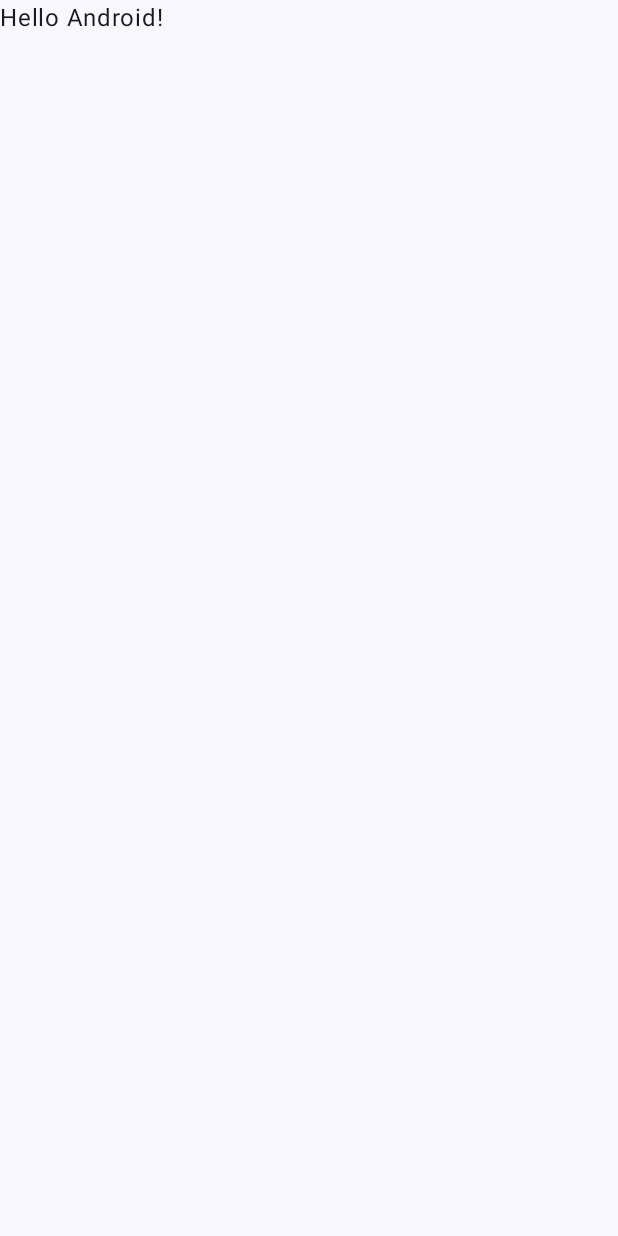
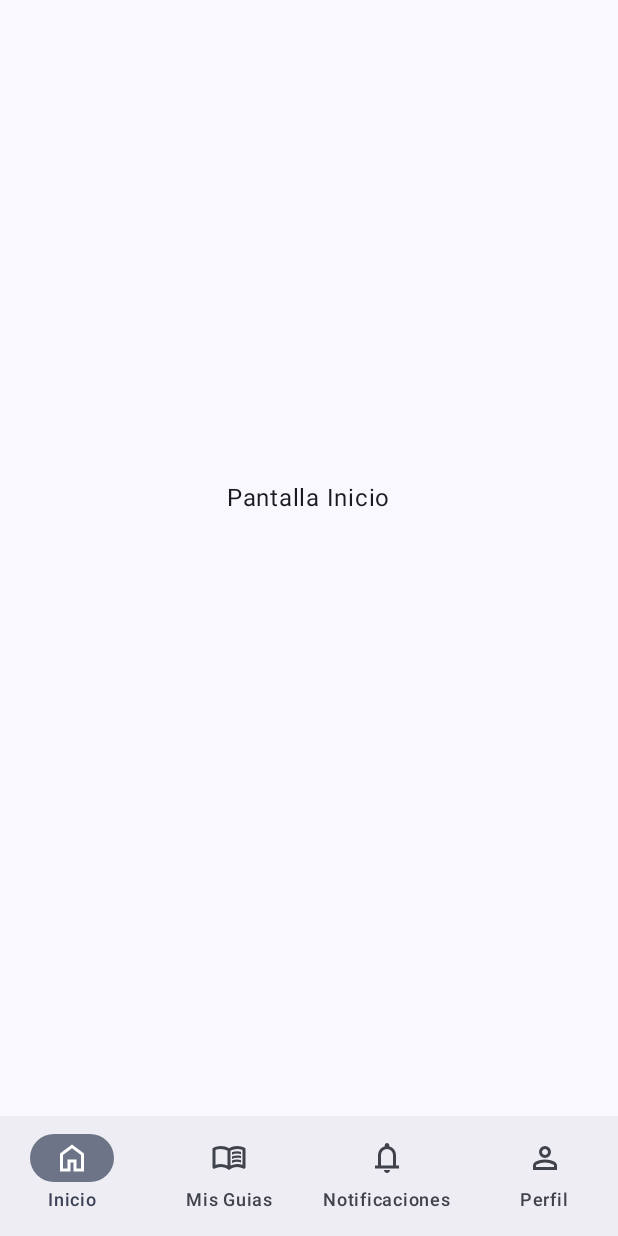
Before and after one commit to AlessioFTP/ProyectoElectivaI, an Android app built with Jetpack Compose: the screen it shows after launch (MainActivity), on a phone screen of 412 x 824 dp. Before the commit the screen is almost empty. Run offline under Robolectric (Android 15) with nearby library versions, the phone set to English and light mode, and no system bars.

Commit message:
Barra Navegacion funcional con sus pantallas

```diff
--- a/app/build.gradle.kts
+++ b/app/build.gradle.kts
@@ -45,6 +45,7 @@ dependencies {
     implementation(libs.androidx.lifecycle.runtime.ktx)
     implementation(libs.androidx.activity.compose)
     implementation(platform(libs.androidx.compose.bom))
+    implementation(libs.androidx.navigation.compose)
     implementation(libs.androidx.ui)
     implementation(libs.androidx.ui.graphics)
     implementation(libs.androidx.ui.tooling.preview)
--- a/app/src/main/java/com/example/proyectoelectivai/MainActivity.kt
+++ b/app/src/main/java/com/example/proyectoelectivai/MainActivity.kt
@@ -4,13 +4,7 @@ import android.os.Bundle
 import androidx.activity.ComponentActivity
 import androidx.activity.compose.setContent
 import androidx.activity.enableEdgeToEdge
-import androidx.compose.foundation.layout.fillMaxSize
-import androidx.compose.foundation.layout.padding
-import androidx.compose.material3.Scaffold
-import androidx.compose.material3.Text
-import androidx.compose.runtime.Composable
-import androidx.compose.ui.Modifier
-import androidx.compose.ui.tooling.preview.Preview
+import com.example.proyectoelectivai.componentes.BarraNavegacion
 import com.example.proyectoelectivai.ui.theme.ProyectoElectivaITheme
 
 class MainActivity : ComponentActivity() {
@@ -19,29 +13,8 @@ class MainActivity : ComponentActivity() {
         enableEdgeToEdge()
         setContent {
             ProyectoElectivaITheme {
-                Scaffold(modifier = Modifier.fillMaxSize()) { innerPadding ->
-                    Greeting(
-                        name = "Android",
-                        modifier = Modifier.padding(innerPadding)
-                    )
-                }
+                BarraNavegacion()
             }
         }
     }
 }
-
-@Composable
-fun Greeting(name: String, modifier: Modifier = Modifier) {
-    Text(
-        text = "Hello $name!",
-        modifier = modifier
-    )
-}
-
-@Preview(showBackground = true)
-@Composable
-fun GreetingPreview() {
-    ProyectoElectivaITheme {
-        Greeting("Android")
-    }
-}
--- /dev/null
+++ b/app/src/main/java/com/example/proyectoelectivai/componentes/BarraNavegacion.kt
@@ -0,0 +1,53 @@
+package com.example.proyectoelectivai.componentes
+
+import androidx.compose.foundation.layout.padding
+import androidx.compose.material3.Icon
+import androidx.compose.material3.NavigationBar
+import androidx.compose.material3.NavigationBarDefaults
+import androidx.compose.material3.NavigationBarItem
+import androidx.compose.material3.Scaffold
+import androidx.compose.material3.Text
+import androidx.compose.runtime.Composable
+import androidx.navigation.compose.rememberNavController
+import com.example.proyectoelectivai.navegacion.NavegacionApp
+import androidx.compose.runtime.getValue
+import androidx.compose.ui.Modifier
+import androidx.compose.ui.res.painterResource
+import androidx.navigation.compose.currentBackStackEntryAsState
+
+
+@Composable
+fun BarraNavegacion() {
+    val navController = rememberNavController()
+
+    Scaffold(
+        bottomBar = {
+            NavigationBar(windowInsets = NavigationBarDefaults.windowInsets) {
+                val navBackStackEntry by navController.currentBackStackEntryAsState()
+                val currentDestination = navBackStackEntry?.destination?.route
+
+                OpcionesBarraNavegacion.entries.forEach { opcion ->
+                    NavigationBarItem(
+                        selected = currentDestination == opcion.ruta,
+                        onClick = {
+                            navController.navigate(opcion.ruta) {
+                                popUpTo(navController.graph.startDestinationId) { saveState = true }
+                                launchSingleTop = true
+                                restoreState = true
+                            }
+                        },
+                        icon = {
+                            Icon(
+                                painter = painterResource(id = opcion.icono),
+                                contentDescription = opcion.contentDescription
+                            )
+                        },
+                        label = { Text(opcion.label) }
+                    )
+                }
+            }
+        }
+    ) { contentPadding ->
+        NavegacionApp(navController = navController, modifier = Modifier.padding(contentPadding))
+    }
+}
--- /dev/null
+++ b/app/src/main/java/com/example/proyectoelectivai/componentes/OpcionesBarraNavegacion.kt
@@ -0,0 +1,18 @@
+package com.example.proyectoelectivai.componentes
+
+import com.example.proyectoelectivai.R
+import com.example.proyectoelectivai.navegacion.PantallasApp
+
+enum class OpcionesBarraNavegacion(
+    val ruta: String,
+    val label: String,
+    val icono: Int,
+    val contentDescription: String
+) {
+    INICIO(PantallasApp.PantallaInicio.ruta, "Inicio", R.drawable.icono_inicio, "Inicio"),
+    MIS_GUIAS(PantallasApp.PantallaMisGuias.ruta, "Mis Guias", R.drawable.icono_guias, "Mis Guias"),
+    NOTIFICACIONES(PantallasApp.PantallaNotificaciones.ruta, "Notificaciones", R.drawable.icono_notificaciones, "Notificaciones"),
+    PERFIL(PantallasApp.PantallaPerfil.ruta, "Perfil", R.drawable.icono_perfil, "Perfil")
+
+
+}
--- /dev/null
+++ b/app/src/main/java/com/example/proyectoelectivai/navegacion/NavegacionApp.kt
@@ -0,0 +1,34 @@
+package com.example.proyectoelectivai.navegacion
+
+import androidx.compose.runtime.Composable
+import androidx.compose.ui.Modifier
+import androidx.navigation.NavHostController
+import androidx.navigation.compose.composable
+import androidx.navigation.compose.NavHost
+import com.example.proyectoelectivai.pantallas.PantallaInicio
+import com.example.proyectoelectivai.pantallas.PantallaMisGuias
+import com.example.proyectoelectivai.pantallas.PantallaNotificaciones
+import com.example.proyectoelectivai.pantallas.PantallaPerfil
+
+
+@Composable
+fun NavegacionApp(navController: NavHostController, modifier: Modifier = Modifier) {
+    NavHost(
+        navController = navController,
+        startDestination = PantallasApp.PantallaInicio.ruta,
+        modifier = modifier
+    ) {
+        composable(route = PantallasApp.PantallaInicio.ruta) {
+            PantallaInicio(navController, modifier)
+        }
+        composable(route = PantallasApp.PantallaMisGuias.ruta) {
+            PantallaMisGuias(navController, modifier)
+        }
+        composable(route = PantallasApp.PantallaNotificaciones.ruta) {
+            PantallaNotificaciones(navController, modifier)
+        }
+        composable(route = PantallasApp.PantallaPerfil.ruta) {
+            PantallaPerfil(navController, modifier)
+        }
+    }
+}
--- /dev/null
+++ b/app/src/main/java/com/example/proyectoelectivai/navegacion/PantallasApp.kt
@@ -0,0 +1,9 @@
+package com.example.proyectoelectivai.navegacion
+
+sealed class PantallasApp(val ruta: String) {
+    object PantallaInicio : PantallasApp("pantalla_inicio")
+    object PantallaMisGuias : PantallasApp("pantalla_mis_guias")
+    object PantallaNotificaciones : PantallasApp("pantalla_notificaciones")
+    object PantallaPerfil : PantallasApp("pantalla_perfil")
+
+}
--- /dev/null
+++ b/app/src/main/java/com/example/proyectoelectivai/pantallas/PantallaInicio.kt
@@ -0,0 +1,23 @@
+package com.example.proyectoelectivai.pantallas
+
+import androidx.compose.foundation.layout.Arrangement
+import androidx.compose.foundation.layout.Column
+import androidx.compose.foundation.layout.fillMaxSize
+import androidx.compose.material3.Text
+import androidx.compose.runtime.Composable
+import androidx.compose.ui.Alignment
+import androidx.compose.ui.Modifier
+import androidx.navigation.NavController
+
+
+@Composable
+fun PantallaInicio(navController: NavController, modifier: Modifier = Modifier) {
+    Column(
+        modifier = modifier.fillMaxSize(),
+        verticalArrangement = Arrangement.Center,
+        horizontalAlignment = Alignment.CenterHorizontally
+    ) {
+        Text(text = "Pantalla Inicio")
+
+    }
+}
--- /dev/null
+++ b/app/src/main/java/com/example/proyectoelectivai/pantallas/PantallaMisGuias.kt
@@ -0,0 +1,23 @@
+package com.example.proyectoelectivai.pantallas
+
+import androidx.compose.foundation.layout.Arrangement
+import androidx.compose.foundation.layout.Column
+import androidx.compose.foundation.layout.fillMaxSize
+import androidx.compose.material3.Text
+import androidx.compose.runtime.Composable
+import androidx.compose.ui.Alignment
+import androidx.compose.ui.Modifier
+import androidx.navigation.NavController
+
+
+@Composable
+fun PantallaMisGuias(navController: NavController, modifier: Modifier = Modifier) {
+    Column(
+        modifier = modifier.fillMaxSize(),
+        verticalArrangement = Arrangement.Center,
+        horizontalAlignment = Alignment.CenterHorizontally
+    ) {
+        Text(text = "Mis Guias")
+
+    }
+}
--- /dev/null
+++ b/app/src/main/java/com/example/proyectoelectivai/pantallas/PantallaNotificaciones.kt
@@ -0,0 +1,23 @@
+package com.example.proyectoelectivai.pantallas
+
+import androidx.compose.foundation.layout.Arrangement
+import androidx.compose.foundation.layout.Column
+import androidx.compose.foundation.layout.fillMaxSize
+import androidx.compose.material3.Text
+import androidx.compose.runtime.Composable
+import androidx.compose.ui.Alignment
+import androidx.compose.ui.Modifier
+import androidx.navigation.NavController
+
+
+@Composable
+fun PantallaNotificaciones(navController: NavController, modifier: Modifier = Modifier) {
+    Column(
+        modifier = modifier.fillMaxSize(),
+        verticalArrangement = Arrangement.Center,
+        horizontalAlignment = Alignment.CenterHorizontally
+    ) {
+        Text(text = "Notificaciones")
+
+    }
+}
--- /dev/null
+++ b/app/src/main/java/com/example/proyectoelectivai/pantallas/PantallaPerfil.kt
@@ -0,0 +1,23 @@
+package com.example.proyectoelectivai.pantallas
+
+import androidx.compose.foundation.layout.Arrangement
+import androidx.compose.foundation.layout.Column
+import androidx.compose.foundation.layout.fillMaxSize
+import androidx.compose.material3.Text
+import androidx.compose.runtime.Composable
+import androidx.compose.ui.Alignment
+import androidx.compose.ui.Modifier
+import androidx.navigation.NavController
+
+
+@Composable
+fun PantallaPerfil(navController: NavController, modifier: Modifier = Modifier) {
+    Column(
+        modifier = modifier.fillMaxSize(),
+        verticalArrangement = Arrangement.Center,
+        horizontalAlignment = Alignment.CenterHorizontally
+    ) {
+        Text(text = "Perfil")
+
+    }
+}
--- /dev/null
+++ b/app/src/main/res/drawable-nodpi/icono_guias.xml
@@ -0,0 +1,9 @@
+<vector xmlns:android="http://schemas.android.com/apk/res/android"
+    android:width="24dp"
+    android:height="24dp"
+    android:viewportWidth="960"
+    android:viewportHeight="960">
+  <path
+      android:pathData="M560,396v-68q33,-14 67.5,-21t72.5,-7q26,0 51,4t49,10v64q-24,-9 -48.5,-13.5T700,360q-38,0 -73,9.5T560,396ZM560,616v-68q33,-14 67.5,-21t72.5,-7q26,0 51,4t49,10v64q-24,-9 -48.5,-13.5T700,580q-38,0 -73,9t-67,27ZM560,506v-68q33,-14 67.5,-21t72.5,-7q26,0 51,4t49,10v64q-24,-9 -48.5,-13.5T700,470q-38,0 -73,9.5T560,506ZM260,640q47,0 91.5,10.5T440,682v-394q-41,-24 -87,-36t-93,-12q-36,0 -71.5,7T120,268v396q35,-12 69.5,-18t70.5,-6ZM520,682q44,-21 88.5,-31.5T700,640q36,0 70.5,6t69.5,18v-396q-33,-14 -68.5,-21t-71.5,-7q-47,0 -93,12t-87,36v394ZM480,800q-48,-38 -104,-59t-116,-21q-42,0 -82.5,11T100,762q-21,11 -40.5,-1T40,726v-482q0,-11 5.5,-21T62,208q46,-24 96,-36t102,-12q58,0 113.5,15T480,220q51,-30 106.5,-45T700,160q52,0 102,12t96,36q11,5 16.5,15t5.5,21v482q0,23 -19.5,35t-40.5,1q-37,-20 -77.5,-31T700,720q-60,0 -116,21t-104,59ZM280,466Z"
+      android:fillColor="#e3e3e3"/>
+</vector>
--- /dev/null
+++ b/app/src/main/res/drawable-nodpi/icono_inicio.xml
@@ -0,0 +1,9 @@
+<vector xmlns:android="http://schemas.android.com/apk/res/android"
+    android:width="24dp"
+    android:height="24dp"
+    android:viewportWidth="960"
+    android:viewportHeight="960">
+  <path
+      android:pathData="M240,760h120v-240h240v240h120v-360L480,220 240,400v360ZM160,840v-480l320,-240 320,240v480L520,840v-240h-80v240L160,840ZM480,490Z"
+      android:fillColor="#e3e3e3"/>
+</vector>
--- /dev/null
+++ b/app/src/main/res/drawable-nodpi/icono_notificaciones.xml
@@ -0,0 +1,9 @@
+<vector xmlns:android="http://schemas.android.com/apk/res/android"
+    android:width="24dp"
+    android:height="24dp"
+    android:viewportWidth="960"
+    android:viewportHeight="960">
+  <path
+      android:pathData="M160,760v-80h80v-280q0,-83 50,-147.5T420,168v-28q0,-25 17.5,-42.5T480,80q25,0 42.5,17.5T540,140v28q80,20 130,84.5T720,400v280h80v80L160,760ZM480,460ZM480,880q-33,0 -56.5,-23.5T400,800h160q0,33 -23.5,56.5T480,880ZM320,680h320v-280q0,-66 -47,-113t-113,-47q-66,0 -113,47t-47,113v280Z"
+      android:fillColor="#e3e3e3"/>
+</vector>
--- /dev/null
+++ b/app/src/main/res/drawable-nodpi/icono_perfil.xml
@@ -0,0 +1,9 @@
+<vector xmlns:android="http://schemas.android.com/apk/res/android"
+    android:width="24dp"
+    android:height="24dp"
+    android:viewportWidth="960"
+    android:viewportHeight="960">
+  <path
+      android:pathData="M480,480q-66,0 -113,-47t-47,-113q0,-66 47,-113t113,-47q66,0 113,47t47,113q0,66 -47,113t-113,47ZM160,800v-112q0,-34 17.5,-62.5T224,582q62,-31 126,-46.5T480,520q66,0 130,15.5T736,582q29,15 46.5,43.5T800,688v112L160,800ZM240,720h480v-32q0,-11 -5.5,-20T700,654q-54,-27 -109,-40.5T480,600q-56,0 -111,13.5T260,654q-9,5 -14.5,14t-5.5,20v32ZM480,400q33,0 56.5,-23.5T560,320q0,-33 -23.5,-56.5T480,240q-33,0 -56.5,23.5T400,320q0,33 23.5,56.5T480,400ZM480,320ZM480,720Z"
+      android:fillColor="#e3e3e3"/>
+</vector>
--- a/app/src/main/res/values/strings.xml
+++ b/app/src/main/res/values/strings.xml
@@ -1,3 +1,4 @@
 <resources>
     <string name="app_name">ProyectoElectivaI</string>
+    <string name="title_activity_actividad_pantalla_inicio">ActividadPantallaInicio</string>
 </resources>
--- a/gradle/libs.versions.toml
+++ b/gradle/libs.versions.toml
@@ -8,9 +8,11 @@ espressoCore = "3.7.0"
 lifecycleRuntimeKtx = "2.9.3"
 activityCompose = "1.10.1"
 composeBom = "2024.09.00"
+navigationCompose = "2.9.4"
 
 [libraries]
 androidx-core-ktx = { group = "androidx.core", name = "core-ktx", version.ref = "coreKtx" }
+androidx-navigation-compose = { module = "androidx.navigation:navigation-compose", version.ref = "navigationCompose" }
 junit = { group = "junit", name = "junit", version.ref = "junit" }
 androidx-junit = { group = "androidx.test.ext", name = "junit", version.ref = "junitVersion" }
 androidx-espresso-core = { group = "androidx.test.espresso", name = "espresso-core", version.ref = "espressoCore" }
```
Also changed, not shown: app/src/main/AndroidManifest.xml (+8 -3 lines).
